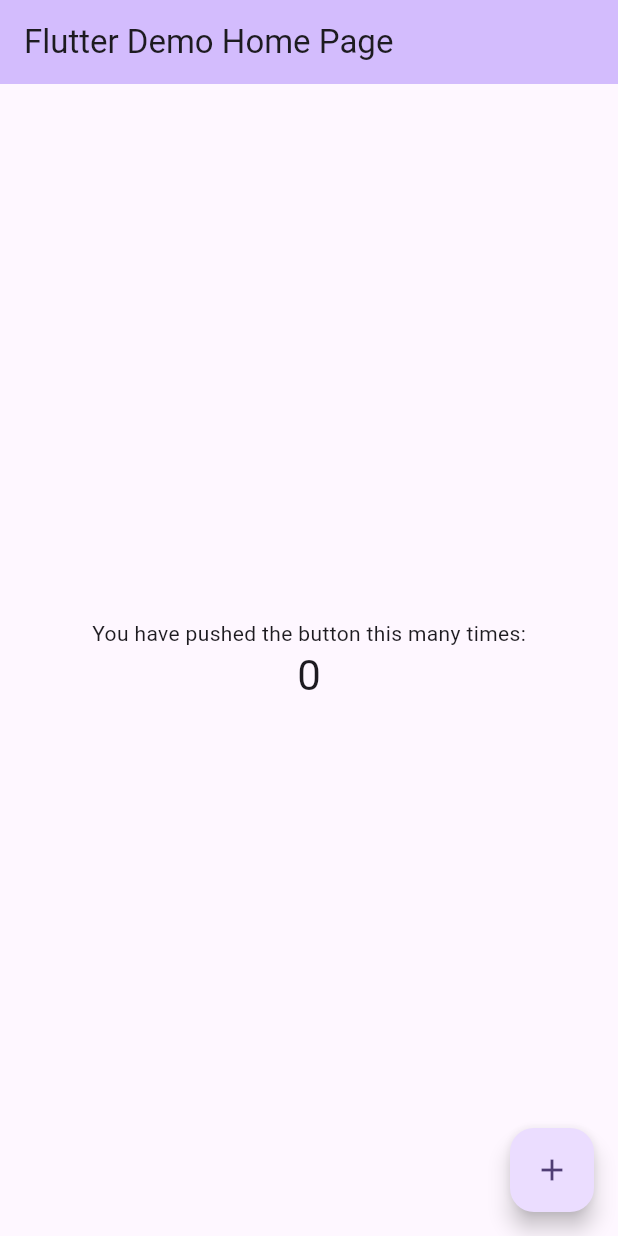
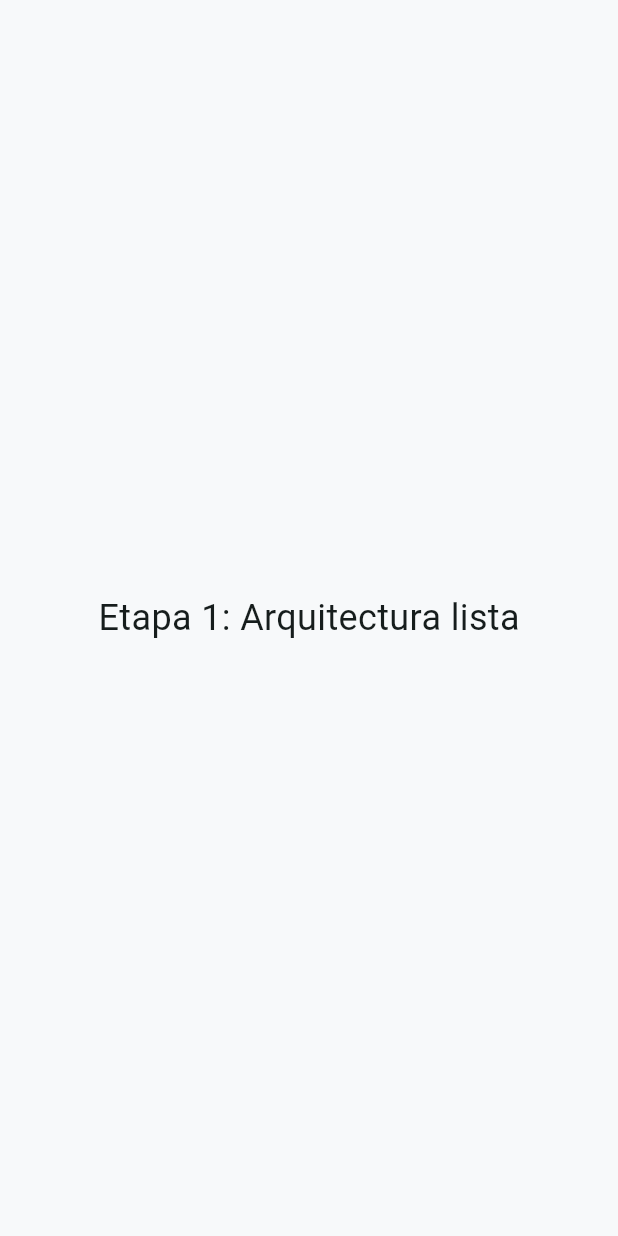
Before and after one commit to AnneValentinaG/DFLQ_Consentimientos, a Flutter app: the screen it shows after launch, on a phone screen of 412 x 824 dp. Run offline on Flutter 3.47's test engine with Material 3 defaults, Android fonts, the phone set to English and light mode, and no system bars.

Commit message:
Refactor app structure and add models for patient and consent management

```diff
--- a/Frontend/dflq_consent/lib/main.dart
+++ b/Frontend/dflq_consent/lib/main.dart
@@ -1,121 +1,29 @@
 import 'package:flutter/material.dart';
 
 void main() {
-  runApp(const MyApp());
+  runApp(const DentalConsentApp());
 }
 
-class MyApp extends StatelessWidget {
-  const MyApp({super.key});
+class DentalConsentApp extends StatelessWidget {
+  const DentalConsentApp({super.key});
 
-  // This widget is the root of your application.
   @override
   Widget build(BuildContext context) {
     return MaterialApp(
-      title: 'Flutter Demo',
+      title: 'Consentimiento Informado',
+      debugShowCheckedModeBanner: false,
       theme: ThemeData(
-        // This is the theme of your application.
-        //
-        // TRY THIS: Try running your application with "flutter run". You'll see
-        // the application has a purple toolbar. Then, without quitting the app,
-        // try changing the seedColor in the colorScheme below to Colors.green
-        // and then invoke "hot reload" (save your changes or press the "hot
-        // reload" button in a Flutter-supported IDE, or press "r" if you used
-        // the command line to start the app).
-        //
-        // Notice that the counter didn't reset back to zero; the application
-        // state is not lost during the reload. To reset the state, use hot
-        // restart instead.
-        //
-        // This works for code too, not just values: Most code changes can be
-        // tested with just a hot reload.
-        colorScheme: .fromSeed(seedColor: Colors.deepPurple),
+        useMaterial3: true,
+        colorSchemeSeed: Colors.teal,
+        scaffoldBackgroundColor: const Color(0xFFF7F9FA),
       ),
-      home: const MyHomePage(title: 'Flutter Demo Home Page'),
-    );
-  }
-}
-
-class MyHomePage extends StatefulWidget {
-  const MyHomePage({super.key, required this.title});
-
-  // This widget is the home page of your application. It is stateful, meaning
-  // that it has a State object (defined below) that contains fields that affect
-  // how it looks.
-
-  // This class is the configuration for the state. It holds the values (in this
-  // case the title) provided by the parent (in this case the App widget) and
-  // used by the build method of the State. Fields in a Widget subclass are
-  // always marked "final".
-
-  final String title;
-
-  @override
-  State<MyHomePage> createState() => _MyHomePageState();
-}
-
-class _MyHomePageState extends State<MyHomePage> {
-  int _counter = 0;
-
-  void _incrementCounter() {
-    setState(() {
-      // This call to setState tells the Flutter framework that something has
-      // changed in this State, which causes it to rerun the build method below
-      // so that the display can reflect the updated values. If we changed
-      // _counter without calling setState(), then the build method would not be
-      // called again, and so nothing would appear to happen.
-      _counter++;
-    });
-  }
-
-  @override
-  Widget build(BuildContext context) {
-    // This method is rerun every time setState is called, for instance as done
-    // by the _incrementCounter method above.
-    //
-    // The Flutter framework has been optimized to make rerunning build methods
-    // fast, so that you can just rebuild anything that needs updating rather
-    // than having to individually change instances of widgets.
-    return Scaffold(
-      appBar: AppBar(
-        // TRY THIS: Try changing the color here to a specific color (to
-        // Colors.amber, perhaps?) and trigger a hot reload to see the AppBar
-        // change color while the other colors stay the same.
-        backgroundColor: Theme.of(context).colorScheme.inversePrimary,
-        // Here we take the value from the MyHomePage object that was created by
-        // the App.build method, and use it to set our appbar title.
-        title: Text(widget.title),
-      ),
-      body: Center(
-        // Center is a layout widget. It takes a single child and positions it
-        // in the middle of the parent.
-        child: Column(
-          // Column is also a layout widget. It takes a list of children and
-          // arranges them vertically. By default, it sizes itself to fit its
-          // children horizontally, and tries to be as tall as its parent.
-          //
-          // Column has various properties to control how it sizes itself and
-          // how it positions its children. Here we use mainAxisAlignment to
-          // center the children vertically; the main axis here is the vertical
-          // axis because Columns are vertical (the cross axis would be
-          // horizontal).
-          //
-          // TRY THIS: Invoke "debug painting" (choose the "Toggle Debug Paint"
-          // action in the IDE, or press "p" in the console), to see the
-          // wireframe for each widget.
-          mainAxisAlignment: .center,
-          children: [
-            const Text('You have pushed the button this many times:'),
-            Text(
-              '$_counter',
-              style: Theme.of(context).textTheme.headlineMedium,
-            ),
-          ],
+      home: const Scaffold(
+        body: Center(
+          child: Text(
+            'Etapa 1: Arquitectura lista',
+            style: TextStyle(fontSize: 24),
+          ),
         ),
-      ),
-      floatingActionButton: FloatingActionButton(
-        onPressed: _incrementCounter,
-        tooltip: 'Increment',
-        child: const Icon(Icons.add),
       ),
     );
   }
```
Also changed, not shown: Frontend/dflq_consent/lib/models/patient.dart (added, +26 -0 lines), Frontend/dflq_consent/lib/models/signature_data.dart (added, +13 -0 lines), Frontend/dflq_consent/lib/models/surgery_consent.dart (added, +22 -0 lines), Frontend/dflq_consent/lib/widgets/app_section_card.dart (added, +34 -0 lines), Frontend/dflq_consent/lib/widgets/consent_text_field.dart (added, +38 -0 lines), Frontend/dflq_consent/lib/widgets/primary_action_button.dart (added, +27 -0 lines), Frontend/dflq_consent/lib/widgets/required_label.dart (added, +26 -0 lines), Frontend/dflq_consent/lib/widgets/section_title.dart (added, +23 -0 lines), Frontend/dflq_consent/pubspec.yaml (+9 -1 lines), Frontend/dflq_consent/lib/screens/consent_form_screen.dart (added), Frontend/dflq_consent/lib/services/pdf_service.dart (added), Frontend/dflq_consent/lib/utils/app_spacing.dart (added), Frontend/dflq_consent/lib/utils/validators.dart (added), Frontend/dflq_consent/pubspec.lock.
